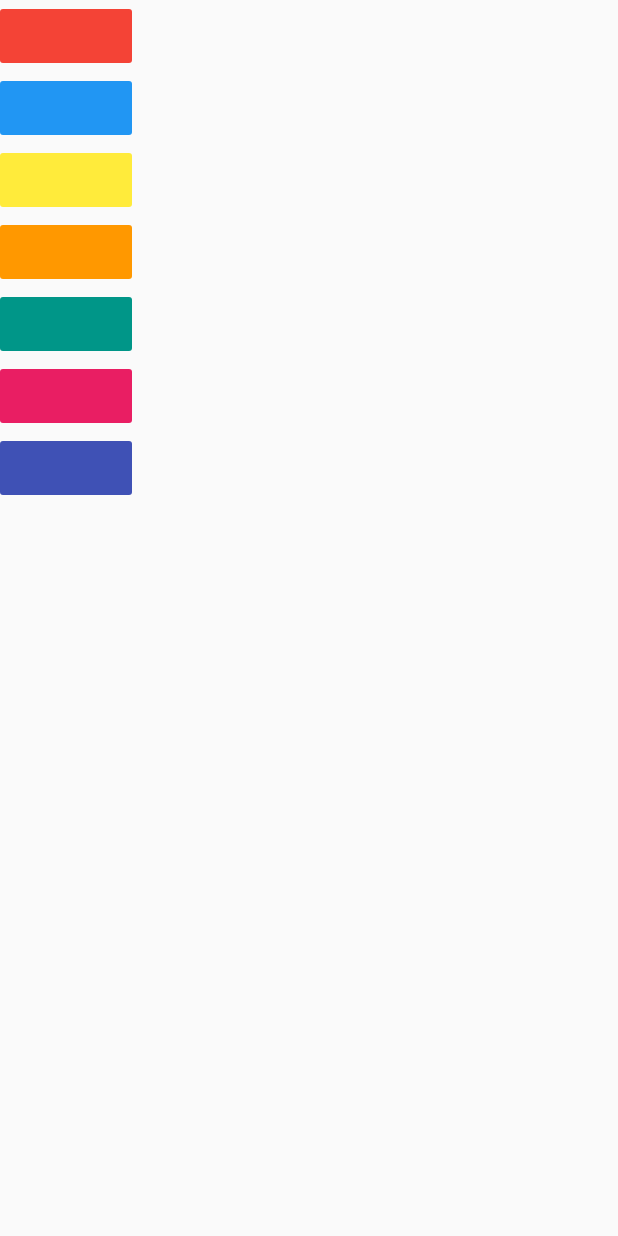
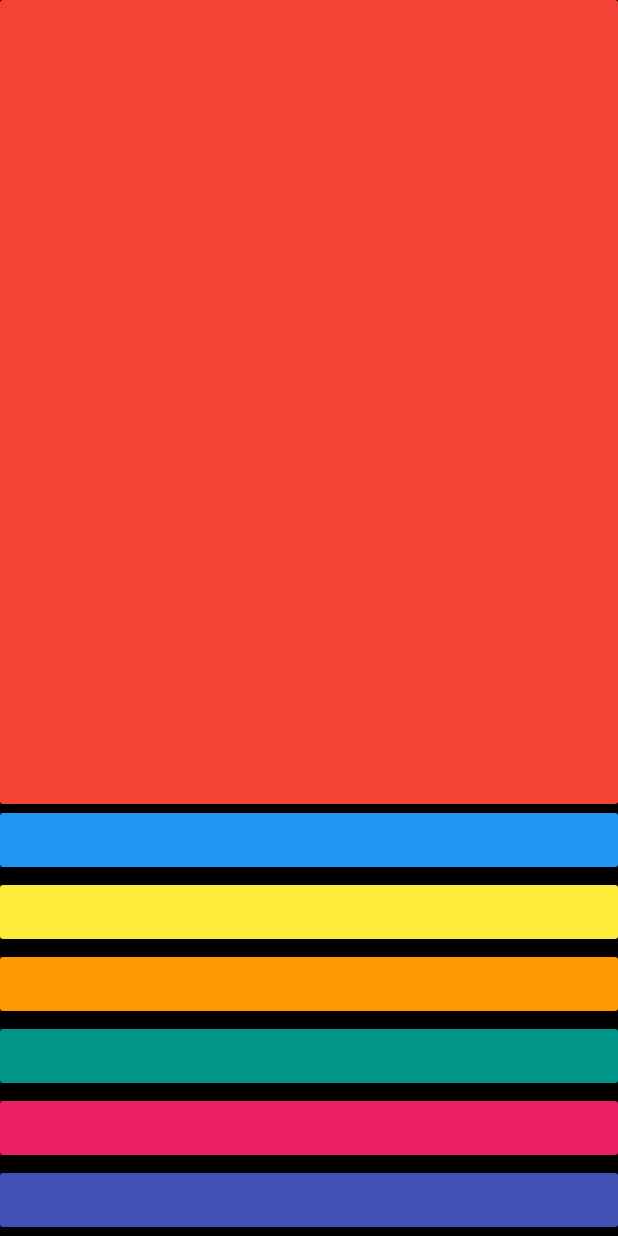
Before and after one commit to svmihar/flutter-stuff, a Flutter app: the screen it shows after launch, on a phone screen of 412 x 824 dp. Run offline on Flutter 3.47's test engine with Material 2 defaults, Android fonts, the phone set to English and light mode, and no system bars; our stand-ins replace audioplayers.

Commit message:
:sparkles: better expanded

```diff
--- a/xylophone-flutter/lib/main.dart
+++ b/xylophone-flutter/lib/main.dart
@@ -8,10 +8,12 @@ class XylophoneApp extends StatelessWidget {
   Widget build(BuildContext context) {
     return MaterialApp(
       home: Scaffold(
+        backgroundColor: Colors.black,
         body: SafeArea(
           child: Column(
+            crossAxisAlignment: CrossAxisAlignment.stretch,
             children: <Widget>[
-              Container(
+              Expanded(
                 child: FlatButton(
                     color: Colors.red,
                     onPressed: () {
```
